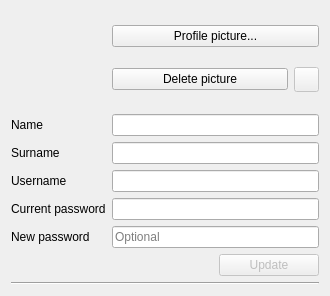
First picture: the form in client/settingswindow.ui, repository gianluca-amprimo/pds-project, before the edit.
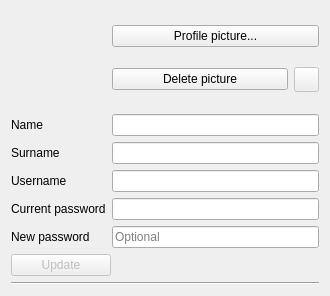
Second picture: the form after the edit. Icons and pictures are not drawn.

Diff of the .ui file:
```diff
--- a/client/settingswindow.ui
+++ b/client/settingswindow.ui
@@ -194,7 +194,7 @@
       </size>
      </property>
      <property name="layoutDirection">
-      <enum>Qt::RightToLeft</enum>
+      <enum>Qt::LeftToRight</enum>
      </property>
      <property name="text">
       <string>Update</string>
```
Left out of the diff: 11 changed lines with no effect on the pictures.
